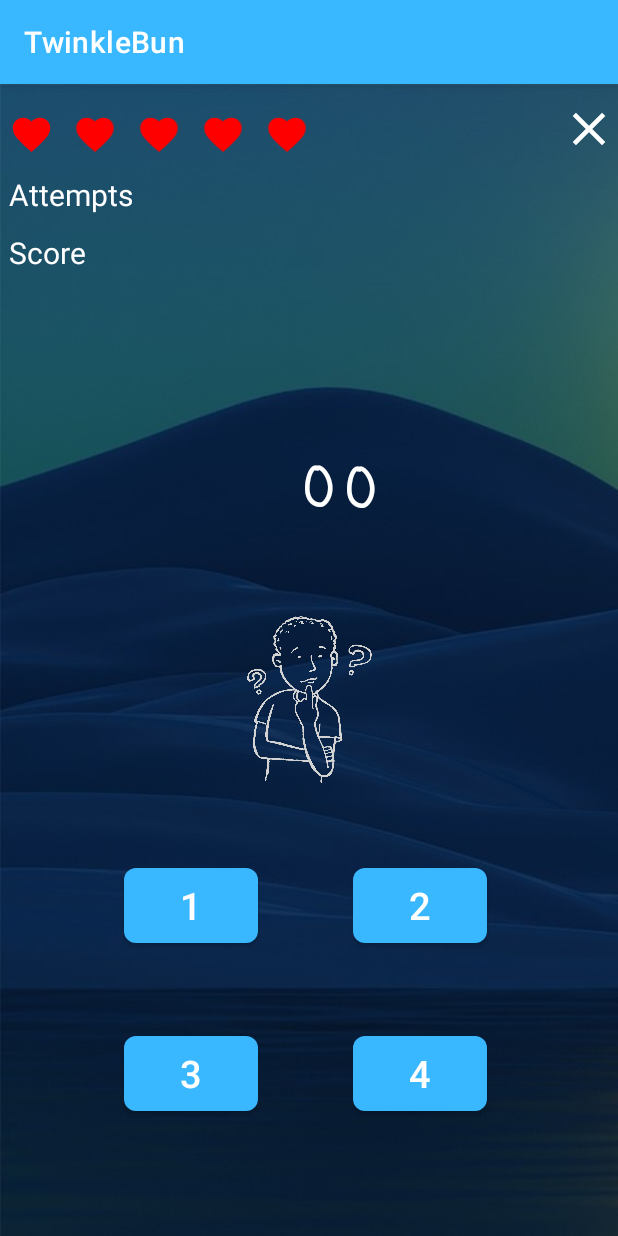
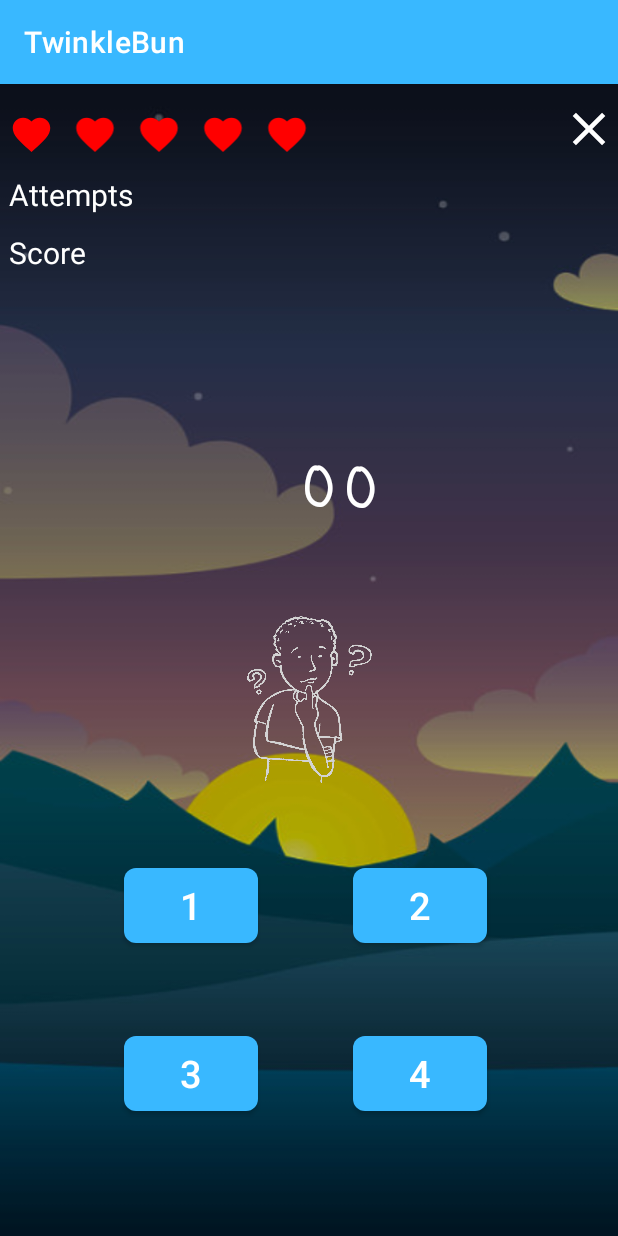
Before and after one commit to kavishdiv2000/SDGP_SE1_PROJECT, an Android app: the MultiplicationGame screen opened directly, with no data from a screen before it, on a phone screen of 412 x 824 dp. Run offline under Robolectric (Android 15) with nearby library versions, the phone set to English and light mode, and no system bars.

Commit message:
background updated

```diff
--- a/TwinkleBun-Mobile-Application/app/src/main/res/layout/activity_multiplication_game.xml
+++ b/TwinkleBun-Mobile-Application/app/src/main/res/layout/activity_multiplication_game.xml
@@ -4,7 +4,7 @@
     xmlns:tools="http://schemas.android.com/tools"
     android:layout_width="match_parent"
     android:layout_height="match_parent"
-    android:background="@drawable/back2"
+    android:background="@drawable/multiplication_background"
 
     tools:context=".MultiplicationGame">
 
```
Also changed, not shown: TwinkleBun-Mobile-Application/app/src/main/res/drawable/multiplication_background.jpeg (added), 1 other file.
